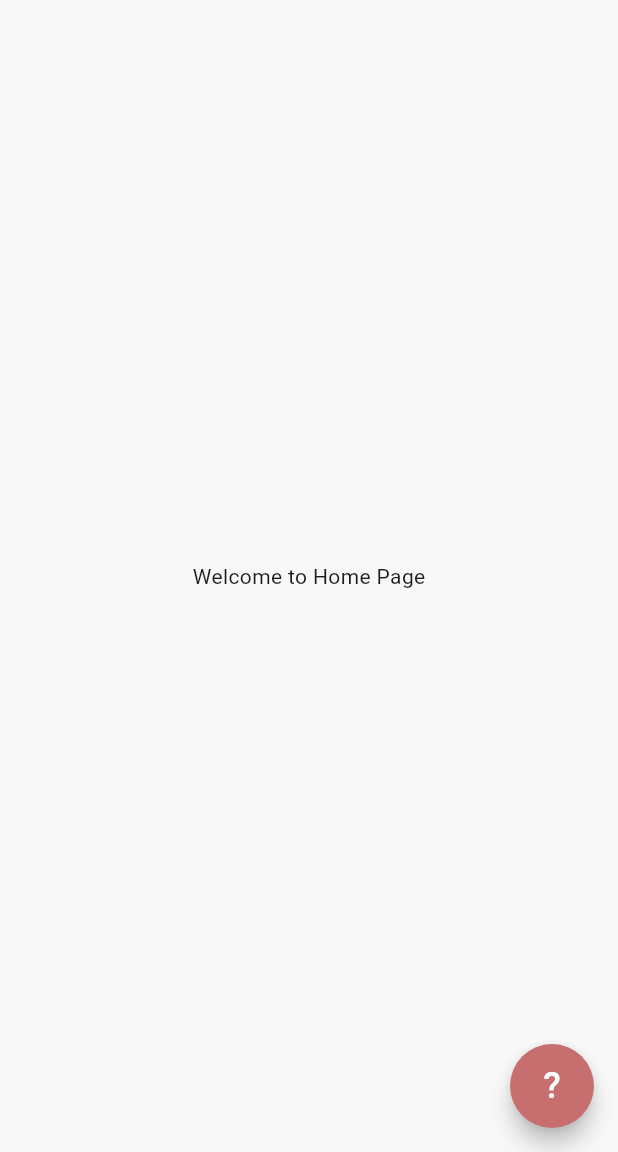
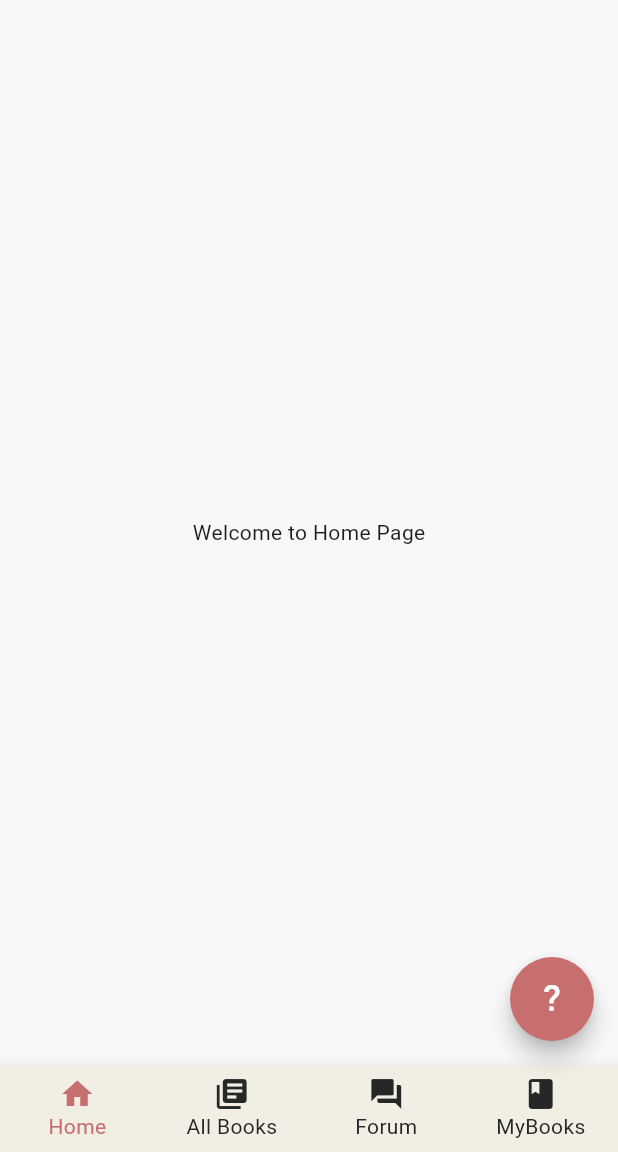
Before and after one commit to Yusufalfaa/abp_flutter_booknest, a Flutter app: the screen it shows after launch, on a phone screen of 412 x 824 dp, the part 84-1236 px from its top. Run offline on Flutter 3.47's test engine with Material 3 defaults, Android fonts, the phone set to English and light mode, and no system bars.

Commit message:
Navbar 1.2

```diff
--- a/lib/main.dart
+++ b/lib/main.dart
@@ -1,5 +1,5 @@
 import 'package:flutter/material.dart';
-import 'pages/home_page.dart'; // Tambahkan ini
+import 'pages/home_page.dart';
 import 'pages/all_books_page.dart';
 import 'pages/forum_page.dart';
 import 'pages/mybooks_page.dart';
@@ -48,7 +48,7 @@ class MyApp extends StatelessWidget {
             break;
           case '/':
           default:
-            page = const MyHomePage();
+            page = const HomePage();
         }
         return MaterialPageRoute(
           builder: (context) => page,
--- a/lib/pages/home_page.dart
+++ b/lib/pages/home_page.dart
@@ -1,12 +1,38 @@
 import 'package:flutter/material.dart';
+import '../pages/all_books_page.dart';
+import '../pages/forum_page.dart';
+import '../pages/mybooks_page.dart';
+import '../pages/faq_page.dart';
+import 'package:http/http.dart';
 
 const Color lightColor = Color(0xFFF1EFE3);
 const Color backgroundColor = Color(0xFFF8F8F8);
 const Color primaryColor = Color(0xFFC76E6F);
 const Color blackColor = Color(0xFF272727);
 
-class MyHomePage extends StatelessWidget {
-  const MyHomePage({super.key});
+class HomePage extends StatefulWidget {
+  const HomePage({super.key});
+
+  @override
+  State<HomePage> createState() => _HomePageState();
+}
+
+class _HomePageState extends State<HomePage> {
+  int _selectedIndex = 0;
+  bool _isFaqPage = false;
+
+  final List<Widget> _pages = [
+    Center(child: Text("Welcome to Home Page")),
+    const AllBooksPage(),
+    const ForumPage(),
+    const MyBooksPage(),
+  ];
+
+  void _openFaqPage() {
+    setState(() {
+      _isFaqPage = true;
+    });
+  }
 
   @override
   Widget build(BuildContext context) {
@@ -19,13 +45,37 @@ class MyHomePage extends StatelessWidget {
           icon: Image.asset("assets/BookNest.png", height: 40),
         ),
       ),
-      endDrawer: buildDrawer(context, '/'),
-      body: const Center(child: Text("Welcome to Home Page")),
+      endDrawer: buildDrawer(context),
+      body: _isFaqPage ? const FaqPage() : _pages[_selectedIndex],
 
-      // Floating Action Button
+      // Bottom Navigation Bar
+      bottomNavigationBar: BottomNavigationBar(
+        items: const <BottomNavigationBarItem>[
+          BottomNavigationBarItem(icon: Icon(Icons.home), label: 'Home'),
+          BottomNavigationBarItem(icon: Icon(Icons.library_books), label: 'All Books'),
+          BottomNavigationBarItem(icon: Icon(Icons.forum), label: 'Forum'),
+          BottomNavigationBarItem(icon: Icon(Icons.book), label: 'MyBooks'),
+        ],
+        currentIndex: _isFaqPage ? _selectedIndex : _selectedIndex,
+        backgroundColor: lightColor,
+        selectedItemColor: _isFaqPage ? blackColor : primaryColor,
+        unselectedItemColor: blackColor,
+        selectedFontSize: 14,
+        unselectedFontSize: 14,
+        onTap: (index) {
+          setState(() {
+            _isFaqPage = false;
+            _selectedIndex = index;
+          });
+        },
+        type: BottomNavigationBarType.fixed,
+      ),
+
+
+      // Floating Action Button untuk membuka FAQ
       floatingActionButton: FloatingActionButton(
         backgroundColor: primaryColor,
-        onPressed: () => Navigator.pushNamed(context, '/faq'),
+        onPressed: _openFaqPage,
         shape: const CircleBorder(),
         child: const Text('?', style: TextStyle(fontSize: 24, color: Colors.white)),
       ),
@@ -33,45 +83,29 @@ class MyHomePage extends StatelessWidget {
   }
 }
 
-// Widget Drawer untuk semua halaman
-Widget buildDrawer(BuildContext context, String currentRoute) {
+// Widget Drawer hanya untuk Sign In
+Widget buildDrawer(BuildContext context) {
   return Drawer(
     backgroundColor: backgroundColor,
     child: Column(
       children: [
-        // Logo
         ListTile(
           title: Center(child: Image.asset("assets/BookNest.png", height: 30)),
         ),
-
         const Divider(thickness: 1, color: Colors.grey),
-        // Menu Items
         Expanded(
           child: ListView(
             children: [
-              _buildDrawerItem(context, 'Home', '/', currentRoute),
-              _buildDrawerItem(context, 'All Books', '/all-books', currentRoute),
-              _buildDrawerItem(context, 'Forum', '/forum', currentRoute),
-              _buildDrawerItem(context, 'MyBooks', '/my-books', currentRoute),
-
-              // Garis pemisah sebelum FAQ
-              const Divider(thickness: 1, color: Colors.grey),
-
-              // FAQ Item
-              _buildDrawerItem(context, 'FAQ', '/faq', currentRoute),
-              _buildDrawerItem(context, 'Sign In', '/sign-in', currentRoute),
+              _buildDrawerItem(context, 'Sign In', '/sign-in'),
             ],
           ),
         ),
-        // Footer (Copyright Text)
         Padding(
           padding: const EdgeInsets.all(16.0),
           child: Align(
             alignment: Alignment.bottomCenter,
-            child: Text(
-              '© 2025 BookNest',
-              style: TextStyle(color: Colors.grey, fontSize: 12),
-            ),
+            child: Text('© 2025 BookNest',
+                style: TextStyle(color: Colors.grey, fontSize: 12)),
           ),
         ),
       ],
@@ -79,24 +113,12 @@ Widget buildDrawer(BuildContext context, String currentRoute) {
   );
 }
 
-// Fungsi untuk membuat ListTile dengan focus mode
-Widget _buildDrawerItem(BuildContext context, String title, String route, String currentRoute) {
-  bool isSelected = (route == currentRoute);
-
+Widget _buildDrawerItem(BuildContext context, String title, String route) {
   return ListTile(
-    title: Text(
-      title,
-      style: TextStyle(
-        color: isSelected ? primaryColor : blackColor,
-      ),
-    ),
-    selected: isSelected,
-    selectedTileColor: backgroundColor,
+    title: Text(title, style: const TextStyle(color: blackColor)),
     onTap: () {
       Navigator.pop(context);
-      if (!isSelected) {
-        Navigator.pushReplacementNamed(context, route);
-      }
+      Navigator.pushNamed(context, route);
     },
   );
 }
```
Also changed, not shown: lib/pages/all_books_page.dart (+1 -16 lines), lib/pages/faq_page.dart (+2 -21 lines), lib/pages/forum_page.dart (+0 -16 lines), lib/pages/mybooks_page.dart (+0 -17 lines).
